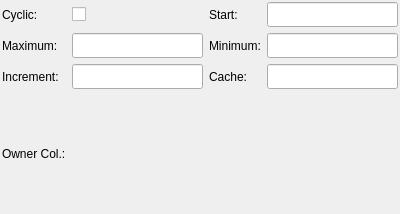
The window that libpgmodeler_ui/ui/sequencewidget.ui (pgmodeler/pgmodeler) describes before a commit, drawn with Qt 5.
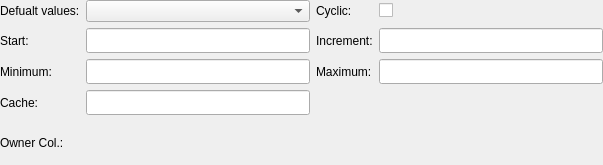
The same window after the commit.

Commit message: Added support to sequence options for identity columns (issue #1132)

The edit to the form file:
```diff
--- a/libpgmodeler_ui/ui/sequencewidget.ui
+++ b/libpgmodeler_ui/ui/sequencewidget.ui
@@ -6,8 +6,8 @@
    <rect>
     <x>0</x>
     <y>0</y>
-    <width>400</width>
-    <height>214</height>
+    <width>603</width>
+    <height>165</height>
    </rect>
   </property>
   <property name="sizePolicy">
@@ -24,71 +24,53 @@
   </property>
   <layout class="QGridLayout" name="sequence_grid">
    <property name="leftMargin">
-    <number>2</number>
+    <number>0</number>
    </property>
    <property name="topMargin">
-    <number>2</number>
+    <number>0</number>
    </property>
    <property name="rightMargin">
-    <number>2</number>
+    <number>0</number>
    </property>
    <property name="bottomMargin">
-    <number>2</number>
+    <number>0</number>
    </property>
    <property name="spacing">
     <number>6</number>
    </property>
    <item row="0" column="0">
+    <widget class="QLabel" name="label">
+     <property name="text">
+      <string>Defualt values:</string>
+     </property>
+    </widget>
+   </item>
+   <item row="0" column="1">
+    <widget class="QComboBox" name="def_values_cmb"/>
+   </item>
+   <item row="0" column="2">
     <widget class="QLabel" name="cyclic_lbl">
      <property name="text">
       <string>Cyclic:</string>
      </property>
     </widget>
    </item>
-   <item row="0" column="1">
+   <item row="0" column="3">
     <widget class="QCheckBox" name="cyclic_chk">
      <property name="text">
       <string/>
      </property>
     </widget>
    </item>
-   <item row="0" column="2">
+   <item row="1" column="0">
     <widget class="QLabel" name="start_lbl">
      <property name="text">
       <string>Start:</string>
      </property>
     </widget>
    </item>
-   <item row="0" column="3">
-    <widget class="QLineEdit" name="start_edt">
-     <property name="minimumSize">
-      <size>
-       <width>0</width>
-       <height>25</height>
-      </size>
-     </property>
-     <property name="font">
-      <font>
-       <italic>false</italic>
-      </font>
-     </property>
-     <property name="inputMethodHints">
-      <set>Qt::ImhFormattedNumbersOnly</set>
-     </property>
-     <property name="readOnly">
-      <bool>false</bool>
-     </property>
-    </widget>
-   </item>
-   <item row="1" column="0">
-    <widget class="QLabel" name="maximum_lbl">
-     <property name="text">
-      <string>Maximum:</string>
-     </property>
-    </widget>
-   </item>
    <item row="1" column="1">
-    <widget class="QLineEdit" name="maximum_edt">
+    <widget class="QLineEdit" name="start_edt">
      <property name="minimumSize">
       <size>
        <width>0</width>
@@ -109,41 +91,13 @@
     </widget>
    </item>
    <item row="1" column="2">
-    <widget class="QLabel" name="minimum_lbl">
-     <property name="text">
-      <string>Minimum:</string>
-     </property>
-    </widget>
-   </item>
-   <item row="1" column="3">
-    <widget class="QLineEdit" name="minimum_edt">
-     <property name="minimumSize">
-      <size>
-       <width>0</width>
-       <height>25</height>
-      </size>
-     </property>
-     <property name="font">
-      <font>
-       <italic>false</italic>
-      </font>
-     </property>
-     <property name="inputMethodHints">
-      <set>Qt::ImhFormattedNumbersOnly</set>
-     </property>
-     <property name="readOnly">
-      <bool>false</bool>
-     </property>
-    </widget>
-   </item>
-   <item row="2" column="0">
     <widget class="QLabel" name="increment_lbl">
      <property name="text">
       <string>Increment:</string>
      </property>
     </widget>
    </item>
-   <item row="2" column="1">
+   <item row="1" column="3">
     <widget class="QLineEdit" name="increment_edt">
      <property name="minimumSize">
       <size>
@@ -164,14 +118,70 @@
      </property>
     </widget>
    </item>
+   <item row="2" column="0">
+    <widget class="QLabel" name="minimum_lbl">
+     <property name="text">
+      <string>Minimum:</string>
+     </property>
+    </widget>
+   </item>
+   <item row="2" column="1">
+    <widget class="QLineEdit" name="minimum_edt">
+     <property name="minimumSize">
+      <size>
+       <width>0</width>
+       <height>25</height>
+      </size>
+     </property>
+     <property name="font">
+      <font>
+       <italic>false</italic>
+      </font>
+     </property>
+     <property name="inputMethodHints">
+      <set>Qt::ImhFormattedNumbersOnly</set>
+     </property>
+     <property name="readOnly">
+      <bool>false</bool>
+     </property>
+    </widget>
+   </item>
    <item row="2" column="2">
+    <widget class="QLabel" name="maximum_lbl">
+     <property name="text">
+      <string>Maximum:</string>
+     </property>
+    </widget>
+   </item>
+   <item row="2" column="3">
+    <widget class="QLineEdit" name="maximum_edt">
+     <property name="minimumSize">
+      <size>
+       <width>0</width>
+       <height>25</height>
+      </size>
+     </property>
+     <property name="font">
+      <font>
+       <italic>false</italic>
+      </font>
+     </property>
+     <property name="inputMethodHints">
+      <set>Qt::ImhFormattedNumbersOnly</set>
+     </property>
+     <property name="readOnly">
+      <bool>false</bool>
+     </property>
+    </widget>
+   </item>
+   <item row="3" column="0">
     <widget class="QLabel" name="cache_lbl">
      <property name="text">
       <string>Cache:</string>
      </property>
     </widget>
    </item>
-   <item row="2" column="3">
+   <item row="3" column="1">
     <widget class="QLineEdit" name="cache_edt">
      <property name="minimumSize">
       <size>
@@ -192,7 +202,7 @@
      </property>
     </widget>
    </item>
-   <item row="3" column="0">
+   <item row="4" column="0">
     <widget class="QLabel" name="owner_col_lbl">
      <property name="text">
       <string>Owner Col.:</string>
```
The commit also changes 20 other files.
